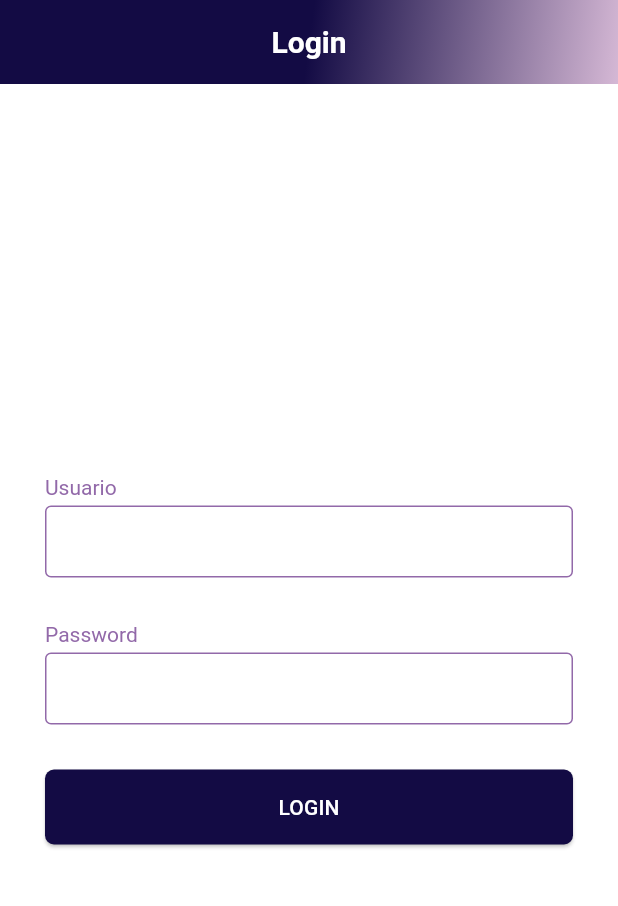
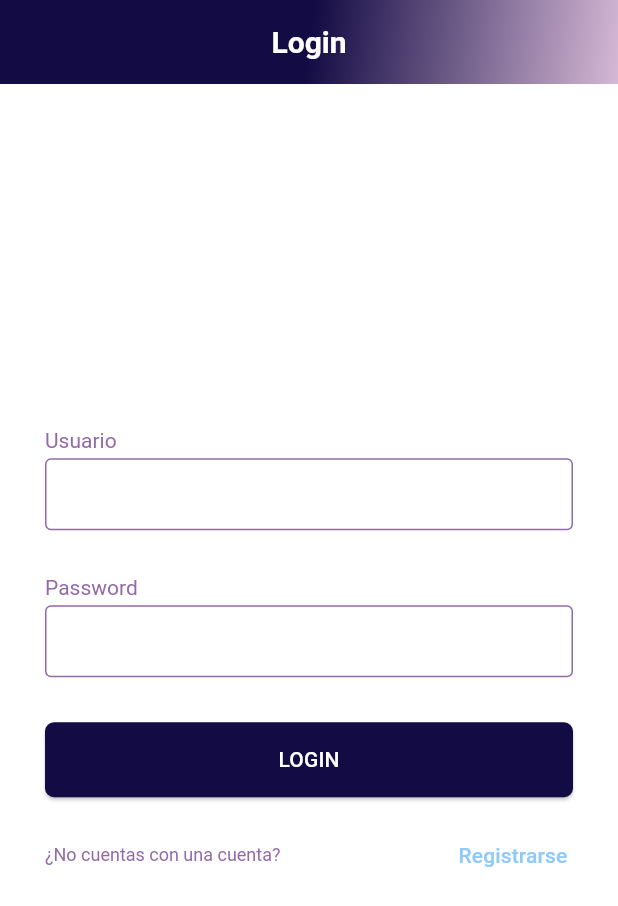
Before and after one commit to TarGonzalez/tarjetero_app, a Flutter app: the screen it shows after launch, on a phone screen of 412 x 824 dp. Shown: the top 906 px of the screen. Run offline on Flutter 3.47's test engine with Material 3 defaults, Android fonts, the phone set to English and light mode, and no system bars; our stand-ins replace dio, flutter_datetime_picker_plus, flutter_masked_text2, gap, get, loading_animation_widget and 3 more; missing offline and left inert: flutter_color_picker_wheel, flutter_flip_card, molten_navigationbar_flutter.

Commit message:
[Login][Screen] Se agrega lógica de logeo para conectar al api y validación básica inputs

```diff
--- a/lib/screens/login_screen.dart
+++ b/lib/screens/login_screen.dart
@@ -2,10 +2,14 @@ import 'package:flutter/material.dart';
 import 'package:gap/gap.dart';
 import 'package:get/get.dart';
 
-import '../routes/routes_names.dart';
-import '../themes/color_palette.dart';
-import '../widgets/global/global_progress.dart';
+import '/controllers/login_controller.dart';
+import '/routes/routes_names.dart';
+import '/themes/color_palette.dart';
+import '/utils/modal_utils.dart';
+import '/utils/utils.dart';
+import '/widgets/global/global_banner_info.dart';
 import '/widgets/global/global_button.dart';
+import '/widgets/global/global_progress.dart';
 import '/widgets/global/gradiant_app_bar.dart';
 import '/widgets/global/input_label.dart';
 
@@ -18,6 +22,52 @@ class LoginScreen extends StatefulWidget {
 
 class _LoginScreenState extends State<LoginScreen> {
   bool _isLoading = false;
+  TextEditingController usuarioCtr = TextEditingController();
+  TextEditingController passwordCtr = TextEditingController();
+  LoginController loginCtr = Get.find<LoginController>();
+  GlobalKey<FormState> formKey = GlobalKey<FormState>();
+
+  Future<void> _verificarDatos() async {
+    try {
+      if (formKey.currentState!.validate()) {
+        setState(() {
+          _isLoading = true;
+        });
+        final bool logeado = await loginCtr.inciarSesion(
+          usuario: usuarioCtr.text.trim(),
+          password: passwordCtr.text.trim(),
+        );
+        if (logeado) {
+          await _irHome();
+        } else {
+          ModalUtils.mostrarBottomSheet(
+            titulo: 'Opps!',
+            altura: Get.height * 0.5,
+            contenido: const GlobalBannerInfo(
+              informacion: 'No se pudo terminar su acción',
+            ),
+          );
+        }
+        setState(() {
+          _isLoading = true;
+        });
+      }
+    } catch (e) {
+      setState(() {
+        _isLoading = false;
+      });
+      ModalUtils.mostrarBottomSheet(
+        titulo: 'Opps!',
+        altura: Get.height * 0.5,
+        contenido: Center(
+          child: GlobalBannerInfo(
+            informacion: Utils.limpiarException(e),
+          ),
+        ),
+      );
+    }
+  }
+
   Future<void> _irHome() async {
     setState(() {
       _isLoading = true;
@@ -32,21 +82,39 @@ class _LoginScreenState extends State<LoginScreen> {
   @override
   Widget build(BuildContext context) {
     return Scaffold(
-      appBar: const GradientAppBar(title: Text('Login'), boxDecoration: ligthLinearGradient),
+      appBar: const GradientAppBar(
+          title: Text('Login'), boxDecoration: ligthLinearGradient),
       body: SafeArea(
         child: SizedBox.expand(
           child: Center(
             child: Padding(
               padding: const EdgeInsets.symmetric(horizontal: 30),
+              child: Form(
+                key: formKey,
                 child: Column(
                   mainAxisAlignment: MainAxisAlignment.center,
                   children: <Widget>[
                     const SizedBox(child: InputLabel(texto: 'Usuario')),
-                  TextFormField(),
+                    TextFormField(
+                      controller: usuarioCtr,
+                      validator: (String? val) {
+                        if (val!.isEmpty) {
+                          return 'Usuario es necesario';
+                        }
+                        return null;
+                      },
+                    ),
                     const MaxGap(30),
                     const InputLabel(texto: 'Password'),
                     TextFormField(
+                      controller: passwordCtr,
                       obscureText: true,
+                      validator: (String? val) {
+                        if (val!.isEmpty) {
+                          return 'Password es necesario';
+                        }
+                        return null;
+                      },
                     ),
                     const MaxGap(30),
                     AnimatedSwitcher(
@@ -59,9 +127,34 @@ class _LoginScreenState extends State<LoginScreen> {
                         );
                       },
                       child: !_isLoading
-                        ? GlobalButton(
+                          ? Column(
+                              children: <Widget>[
+                                GlobalButton(
                                   texto: 'Login',
+                                  onPressed: _verificarDatos,
+                                ),
+                                const Gap(15),
+                                Row(
+                                  mainAxisAlignment:
+                                      MainAxisAlignment.spaceBetween,
+                                  children: <Widget>[
+                                    Text(
+                                      '¿No cuentas con una cuenta?',
+                                      style: Theme.of(context)
+                                          .textTheme
+                                          .displaySmall,
+                                    ),
+                                    SizedBox(
+                                      width: 80,
+                                      child: GlobalButton(
+                                        accion: 'sinBorde',
+                                        texto: 'Registrarse',
                                         onPressed: _irHome,
+                                      ),
+                                    ),
+                                  ],
+                                ),
+                              ],
                             )
                           : const GlobalProgress(size: 50),
                     ),
@@ -71,6 +164,7 @@ class _LoginScreenState extends State<LoginScreen> {
             ),
           ),
         ),
+      ),
     );
   }
 }
```
Lines whose indentation alone changed are shown as unchanged.
